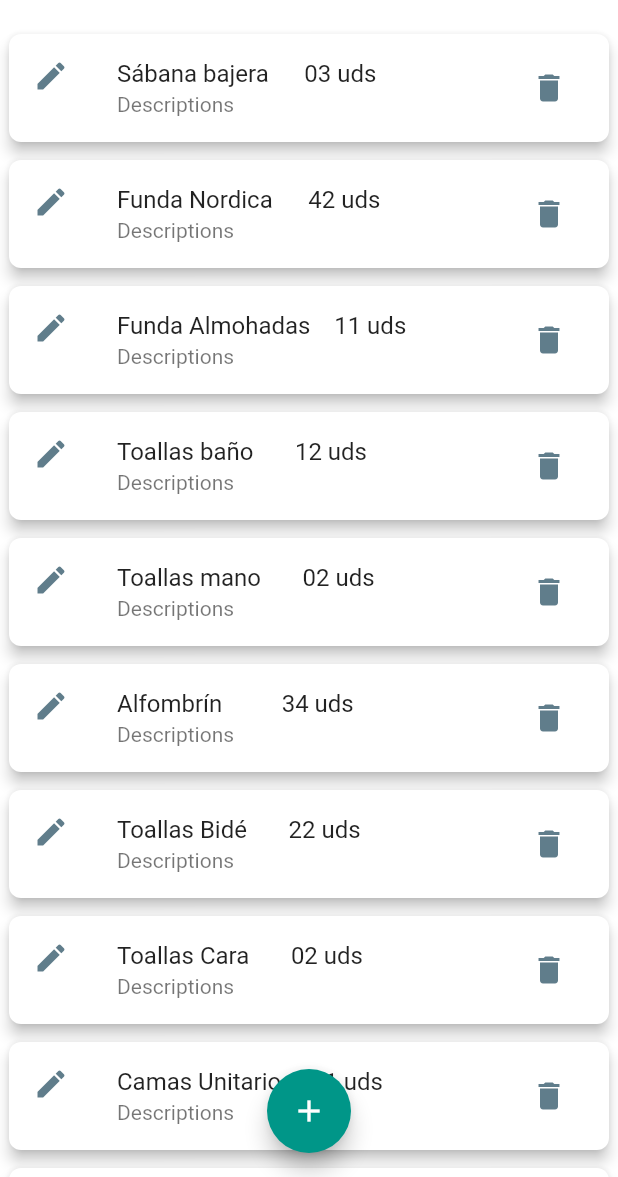
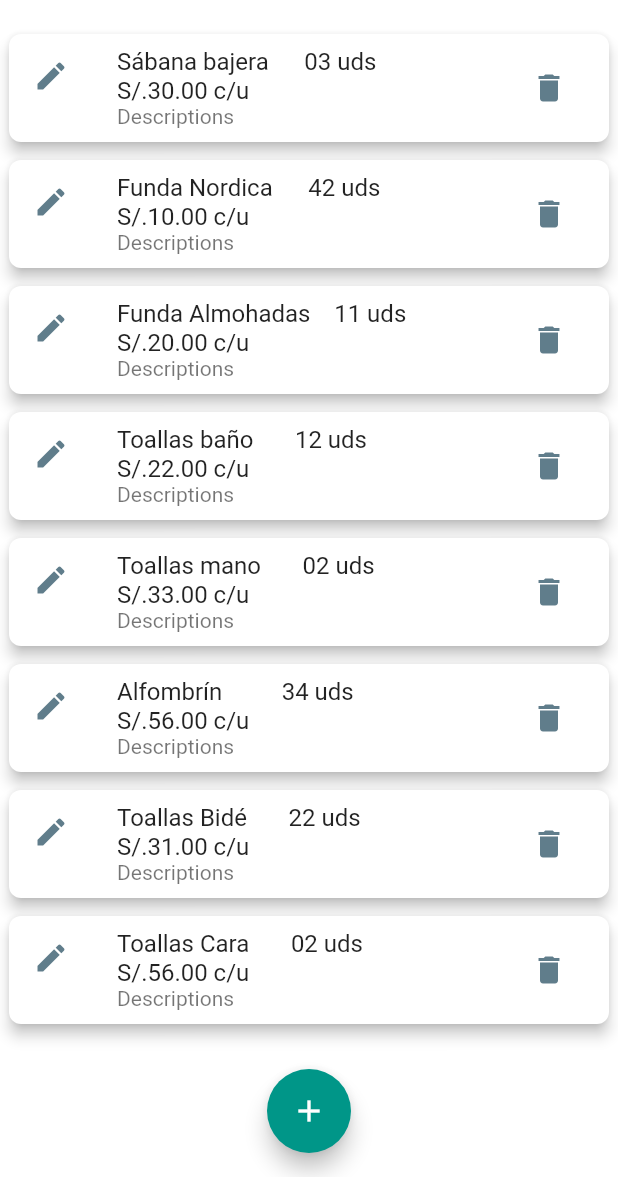
Before and after one commit to milagrosparicanaza/Laboratorio-IHC-Inventory, a Flutter app: the screen it shows after launch, after a tap on "Enter", on a phone screen of 412 x 824 dp, the part 59-1236 px from its top. Run offline on Flutter 3.47's test engine with Material 2 defaults, Android fonts, the phone set to English and light mode, and no system bars; our stand-ins replace charts_flutter, fl_chart, syncfusion_flutter_charts.

Commit message:
Modificaciones previas a la entrega final

```diff
--- a/lib/Widgets/Login.dart
+++ b/lib/Widgets/Login.dart
@@ -1,16 +1,15 @@
 import 'package:flutter/material.dart';
 import 'package:inventory/generated/l10n.dart';
-
 
 class Login extends StatelessWidget {
   @override
   Widget build(BuildContext context) {
-    title: S.of(context).starText;
+    title:
+    Text(S.of(context).starText);
     return Scaffold(
         backgroundColor: Colors.black,
         body: Container(
-            child: Column(
-                children: <Widget>[
+            child: Column(children: <Widget>[
           Container(
             height: 30,
             width: 30,
@@ -21,16 +20,20 @@ class Login extends StatelessWidget {
             decoration: BoxDecoration(
                 image: DecorationImage(
                     image: AssetImage('assets/images/cuadro.png'),
-                            fit:BoxFit.fill
-                        )
-                    ),
+                    fit: BoxFit.fill)),
             child: Stack(
               children: <Widget>[
                 Positioned(
                   child: Container(
-                            margin: EdgeInsets.only(top:50),
+                    margin: EdgeInsets.only(top: 50),
                     child: Center(
-                              child: Text(S.of(context).starText , style: TextStyle(color:Colors.white, fontSize: 50, fontWeight: FontWeight.bold),),
+                      child: Text(
+                        S.of(context).starText,
+                        style: TextStyle(
+                            color: Colors.white,
+                            fontSize: 50,
+                            fontWeight: FontWeight.bold),
+                      ),
                     ),
                   ),
                 )
@@ -50,23 +53,20 @@ class Login extends StatelessWidget {
                           BoxShadow(
                               color: Color.fromRGBO(143, 148, 251, 0.2),
                               blurRadius: 20.0,
-                                      offset: Offset(0,10)
-                                  )
-                                ]
-                            ),
+                              offset: Offset(0, 10))
+                        ]),
                     child: Column(
                       children: <Widget>[
                         Container(
                           padding: EdgeInsets.all(8.0),
                           decoration: BoxDecoration(
-                                      border: Border(bottom: BorderSide(color: Colors.grey[100]))
-                                  ),
+                              border: Border(
+                                  bottom: BorderSide(color: Colors.grey[100]))),
                           child: TextField(
                             decoration: InputDecoration(
                                 border: InputBorder.none,
                                 hintText: S.of(context).emailText,
-                                        hintStyle: TextStyle(color: Colors.grey[400])
-                                    ),
+                                hintStyle: TextStyle(color: Colors.grey[400])),
                           ),
                         ),
                         Container(
@@ -75,25 +75,26 @@ class Login extends StatelessWidget {
                             decoration: InputDecoration(
                                 border: InputBorder.none,
                                 hintText: S.of(context).passwordText,
-                                        hintStyle: TextStyle(color: Colors.grey[400])
-                                    ),
+                                hintStyle: TextStyle(color: Colors.grey[400])),
                           ),
                         ),
                       ],
-                            )
+                    )),
+                SizedBox(
+                  height: 30,
                 ),
-                        SizedBox(height: 30,),
                 Container(
                   height: 50,
                   child: RaisedButton(
                     color: Colors.white,
                     shape: new RoundedRectangleBorder(
                         borderRadius: BorderRadius.circular(10.0)),
-                            onPressed: () {Navigator.pushNamed(context, "/four");},
+                    onPressed: () {
+                      Navigator.pushNamed(context, "/four");
+                    },
                     child: SizedBox(
                       width: 300,
                       height: 100,
-
                       child: Center(
                         child: Text(S.of(context).enterText,
                             textAlign: TextAlign.center),
@@ -110,11 +111,12 @@ class Login extends StatelessWidget {
                     color: Colors.white,
                     shape: new RoundedRectangleBorder(
                         borderRadius: BorderRadius.circular(10.0)),
-                            onPressed: () {Navigator.pushNamed(context, "/two");},
+                    onPressed: () {
+                      Navigator.pushNamed(context, "/two");
+                    },
                     child: SizedBox(
                       width: 300,
                       height: 100,
-
                       child: Center(
                         child: Text(S.of(context).registerText,
                             textAlign: TextAlign.center),
@@ -122,18 +124,22 @@ class Login extends StatelessWidget {
                     ),
                   ),
                 ),
-                        SizedBox(height: 30,),
-                        Text(S.of(context).quizText, style: TextStyle(color: Color.fromRGBO(143, 148, 251, 1)),),
+                SizedBox(
+                  height: 30,
+                ),
+                Text(
+                  S.of(context).quizText,
+                  style: TextStyle(color: Color.fromRGBO(143, 148, 251, 1)),
+                ),
                 FlatButton(
                   child: new Text('Flat Button'),
-                            onPressed: () {Navigator.pushNamed(context, "/tree");},
+                  onPressed: () {
+                    Navigator.pushNamed(context, "/tree");
+                  },
                 )
               ],
             ),
           )
-                ]
-            )
-        )
-    );
+        ])));
   }
 }
--- a/lib/Widgets/crud.dart
+++ b/lib/Widgets/crud.dart
@@ -14,18 +14,14 @@ class _MyAppState extends State<Crud> {
 
   void initState() {
     super.initState();
-    todos.add("Sábana bajera      03 uds");
-    todos.add("Funda Nordica      42 uds");
-    todos.add("Funda Almohadas    11 uds");
-    todos.add("Toallas baño       12 uds");
-    todos.add("Toallas mano       02 uds");
-    todos.add("Alfombrín          34 uds");
-    todos.add("Toallas Bidé       22 uds");
-    todos.add("Toallas Cara       02 uds");
-    todos.add("Camas Unitario     11 uds");
-    todos.add("Escobas Baño       43 uds");
-    todos.add("Escobas Cuarto     22 uds");
-    todos.add("Trapeador          25 uds");
+    todos.add("Sábana bajera      03 uds    \nS/.30.00 c/u");
+    todos.add("Funda Nordica      42 uds \nS/.10.00 c/u");
+    todos.add("Funda Almohadas    11 uds \nS/.20.00 c/u");
+    todos.add("Toallas baño       12 uds \nS/.22.00 c/u");
+    todos.add("Toallas mano       02 uds \nS/.33.00 c/u");
+    todos.add("Alfombrín          34 uds \nS/.56.00 c/u");
+    todos.add("Toallas Bidé       22 uds \nS/.31.00 c/u");
+    todos.add("Toallas Cara       02 uds \nS/.56.00 c/u");
   }
 
   Widget build(BuildContext context) {
```
Also changed, not shown: lib/Widgets/BarCharts.dart (+13 -11 lines), lib/Widgets/Histograma.dart (+12 -8 lines), lib/Widgets/Register1.dart (deleted, +0 -134 lines), pubspec.lock, 1 other file. Lines whose indentation alone changed are shown as unchanged.
